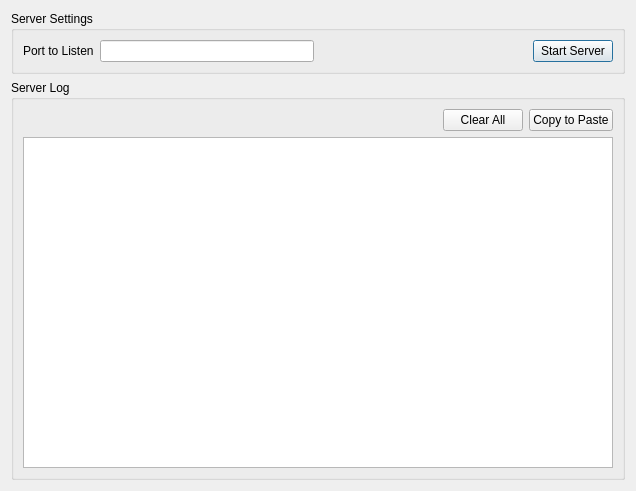
Old version of the form src/server/messerver.ui in the repository Sanlo/bosch-mes-connector.
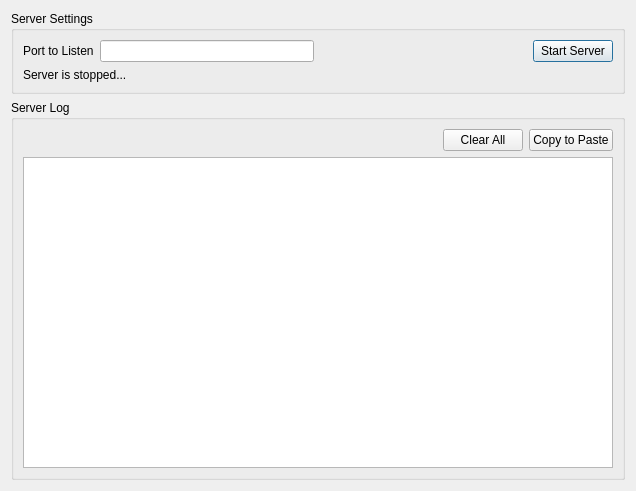
New version of the form.

Diff of the .ui file:
```diff
--- a/src/server/messerver.ui
+++ b/src/server/messerver.ui
@@ -57,6 +57,13 @@
         </item>
        </layout>
       </item>
+      <item row="1" column="0">
+       <widget class="QLabel" name="label_status">
+        <property name="text">
+         <string>Server is stopped...</string>
+        </property>
+       </widget>
+      </item>
      </layout>
     </widget>
    </item>
@@ -104,7 +111,7 @@
        </layout>
       </item>
       <item row="1" column="0">
-       <widget class="QTextBrowser" name="textBrowser"/>
+       <widget class="QTextEdit" name="edit_systemLog"/>
       </item>
      </layout>
     </widget>
```
Left out of the diff: 2 changed lines with no effect on the pictures.
